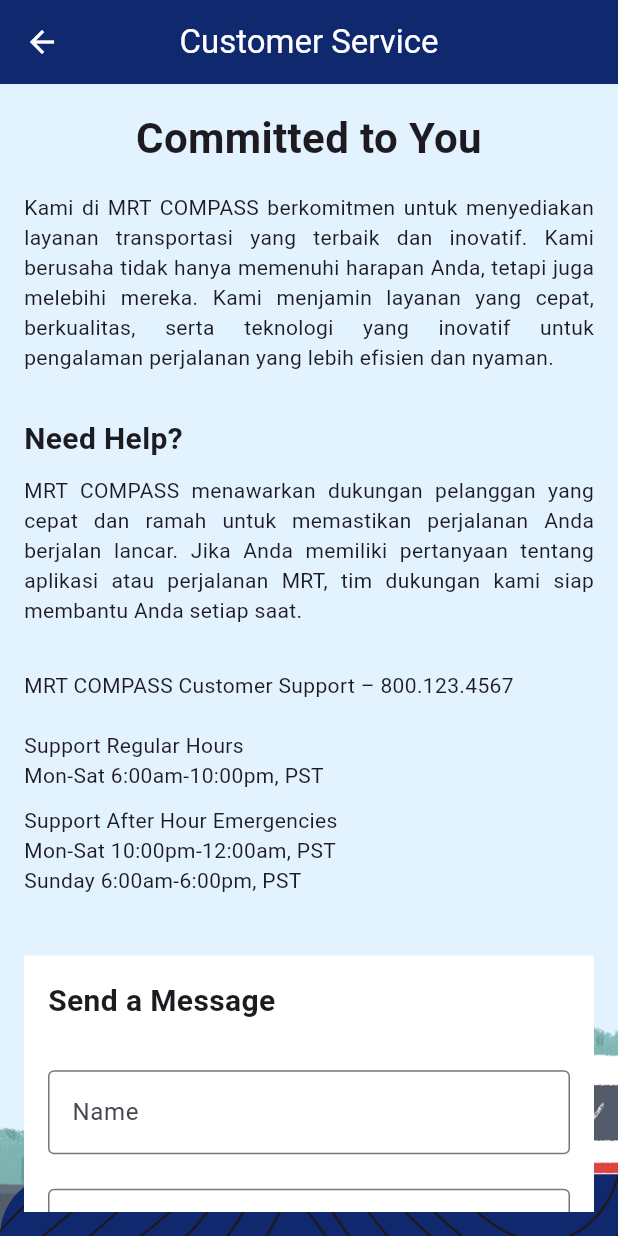
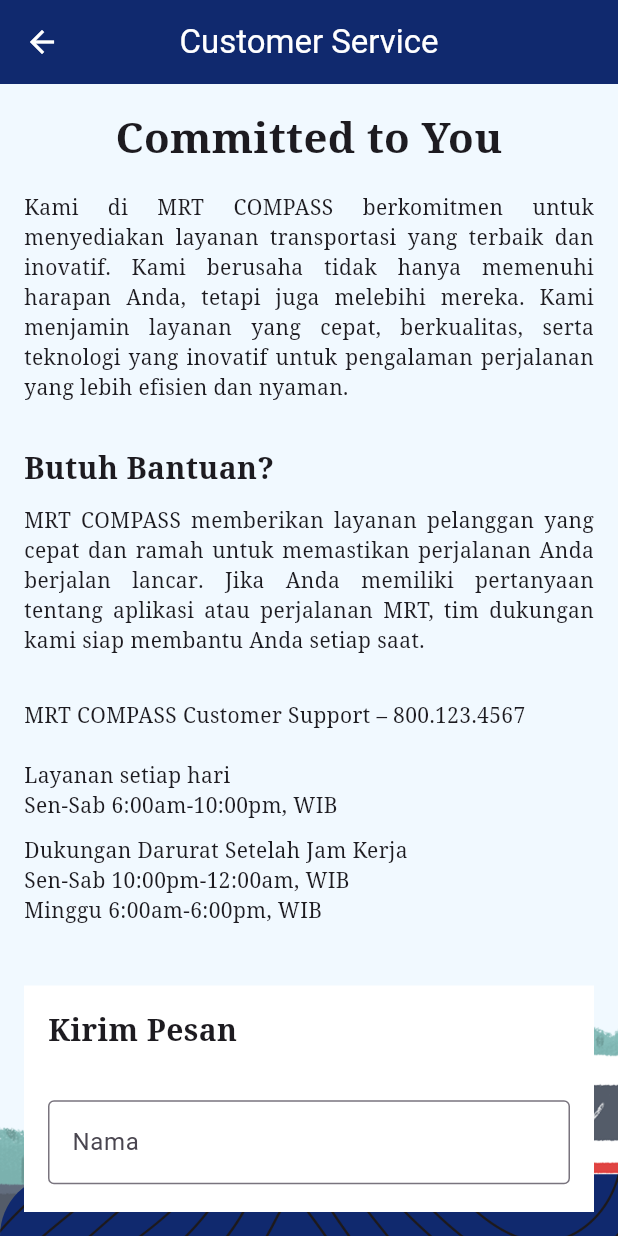
Before and after one commit to sproutnforest/MRT-COMPASS, a Flutter app: the CustomerServiceScreen screen opened directly, on a phone screen of 412 x 824 dp. Run offline on Flutter 3.47's test engine with Material 3 defaults, Android fonts, the phone set to English and light mode, and no system bars; our stand-ins replace cloud_firestore, firebase_auth, firebase_core, timeline_tile; accounts and stored records are empty.

Commit message:
Update Customer service

```diff
--- a/mrt/lib/Screens/customer_service_screen.dart
+++ b/mrt/lib/Screens/customer_service_screen.dart
@@ -15,7 +15,7 @@ class CustomerServiceScreen extends StatelessWidget {
         automaticallyImplyLeading: true,
       ),
       body: Container(
-        color: const Color.fromARGB(255, 226, 242, 255),
+        color: const Color.fromARGB(255, 241, 249, 255),
         child: Stack(
           alignment: Alignment.bottomCenter,
           children: [
@@ -60,19 +60,19 @@ class CustomerServiceScreen extends StatelessWidget {
                     "Kami di MRT COMPASS berkomitmen untuk menyediakan layanan transportasi yang terbaik dan inovatif. Kami berusaha tidak hanya memenuhi harapan Anda, tetapi juga melebihi mereka. Kami menjamin layanan yang cepat, berkualitas, serta teknologi yang inovatif untuk pengalaman perjalanan yang lebih efisien dan nyaman.",
                   ),
                   const SizedBox(height: 30),
-                  _buildSectionTitle("Need Help?"),
+                  _buildSectionTitle("Butuh Bantuan?"),
                   const SizedBox(height: 10),
                   _buildContentText(
-                    "MRT COMPASS menawarkan dukungan pelanggan yang cepat dan ramah untuk memastikan perjalanan Anda berjalan lancar. Jika Anda memiliki pertanyaan tentang aplikasi atau perjalanan MRT, tim dukungan kami siap membantu Anda setiap saat.",
+                    "MRT COMPASS memberikan layanan pelanggan yang cepat dan ramah untuk memastikan perjalanan Anda berjalan lancar. Jika Anda memiliki pertanyaan tentang aplikasi atau perjalanan MRT, tim dukungan kami siap membantu Anda setiap saat.",
                   ),
                   const SizedBox(height: 30),
                   _buildContentText("MRT COMPASS Customer Support – 800.123.4567"),
                   const SizedBox(height: 20),
-                  _buildContentText("Support Regular Hours"),
-                  _buildContentText("Mon-Sat 6:00am-10:00pm, PST"),
+                  _buildContentText("Layanan setiap hari"),
+                  _buildContentText("Sen-Sab 6:00am-10:00pm, WIB"),
                   const SizedBox(height: 10),
-                  _buildContentText("Support After Hour Emergencies"),
-                  _buildContentText("Mon-Sat 10:00pm-12:00am, PST\nSunday 6:00am-6:00pm, PST"),
+                  _buildContentText("Dukungan Darurat Setelah Jam Kerja"),
+                  _buildContentText("Sen-Sab 10:00pm-12:00am, WIB \nMinggu 6:00am-6:00pm, WIB"),
                   const SizedBox(height: 40),
                   Container(
                     color: const Color.fromARGB(255, 255, 255, 255),
@@ -80,13 +80,13 @@ class CustomerServiceScreen extends StatelessWidget {
                     child: Column(
                       crossAxisAlignment: CrossAxisAlignment.start,
                       children: [
-                        _buildSectionTitle("Send a Message"),
+                        _buildSectionTitle("Kirim Pesan"),
                         const SizedBox(height: 20),
-                        _buildTextField("Name"),
-                        _buildTextField("Company"),
-                        _buildTextField("Phone"),
+                        _buildTextField("Nama"),
+                        _buildTextField("Perusahaan"),
+                        _buildTextField("No Telphone"),
                         _buildTextField("Email"),
-                        _buildTextField("Message", maxLines: 4),
+                        _buildTextField("Pesan", maxLines: 4),
                         const SizedBox(height: 20),
                         ElevatedButton(
                           onPressed: () {
@@ -101,13 +101,13 @@ class CustomerServiceScreen extends StatelessWidget {
                     ),
                   ),
                   const SizedBox(height: 40),
-                  _buildSectionTitle("The Latest"),
+                  _buildSectionTitle("Terbaru"),
                   const SizedBox(height: 10),
                   _buildContentText(
                     "Pembaruan Terbaru: MRT COMPASS memperkenalkan sistem pemesanan tiket terbaru yang memungkinkan pengguna memesan tiket lebih cepat dan mudah.\n\nJadwal MRT baru saja diperbarui untuk memastikan perjalanan yang lebih tepat waktu dan efisien.",
                   ),
                   const SizedBox(height: 20),
-                  _buildSectionTitle("Stay Up-to-Date"),
+                  _buildSectionTitle("Mendapatkan Update Informasi"),
                   _buildTextField("Enter your email address"),
                   const SizedBox(height: 20),
                   ElevatedButton(
@@ -137,6 +137,7 @@ class CustomerServiceScreen extends StatelessWidget {
       style: const TextStyle(
         fontSize: 28,
         fontWeight: FontWeight.bold,
+        fontFamily: 'serif',
       ),
       textAlign: TextAlign.center,
     );
@@ -145,7 +146,10 @@ class CustomerServiceScreen extends StatelessWidget {
   Widget _buildContentText(String text) {
     return Text(
       text,
-      style: const TextStyle(fontSize: 14),
+      style: const TextStyle(
+        fontSize: 14,
+        fontFamily: 'serif',
+      ),
       textAlign: TextAlign.justify,
     );
   }
@@ -153,7 +157,11 @@ class CustomerServiceScreen extends StatelessWidget {
   Widget _buildSectionTitle(String text) {
     return Text(
       text,
-      style: const TextStyle(fontSize: 20, fontWeight: FontWeight.bold),
+      style: const TextStyle(
+        fontSize: 20,
+        fontWeight: FontWeight.bold,
+        fontFamily: 'serif',
+      ),
     );
   }
 
@@ -167,7 +175,10 @@ class CustomerServiceScreen extends StatelessWidget {
             Text(
               "MRT COMPASS\nJl. Raya Transportasi No. 123\nJakarta, Indonesia\nToll Free: 800.123.4567\nEmail: support@mrtcompass.com",
               textAlign: TextAlign.center,
-              style: TextStyle(fontSize: 14),
+              style: TextStyle(
+                fontSize: 14,
+                fontFamily: 'serif',
+              ),
             ),
           ],
         ),
@@ -184,6 +195,7 @@ class CustomerServiceScreen extends StatelessWidget {
           labelText: label,
           border: const OutlineInputBorder(),
         ),
+        style: const TextStyle(fontFamily: 'serif'),
       ),
     );
   }
--- a/mrt/lib/Screens/register_screen.dart
+++ b/mrt/lib/Screens/register_screen.dart
@@ -82,7 +82,7 @@ class RegisterScreenState extends State<RegisterScreen> {
       });
       Future<void> someAsyncFunction(BuildContext context) async {
         // Some async operation
-        await Future.delayed(Duration(seconds: 1));
+        await Future.delayed(const Duration(seconds: 1));
 
         // Check if the widget is still mounted before using the BuildContext
         if (mounted) {
```
Also changed, not shown: mrt/lib/service/auth_service.dart (deleted, +0 -31 lines).
